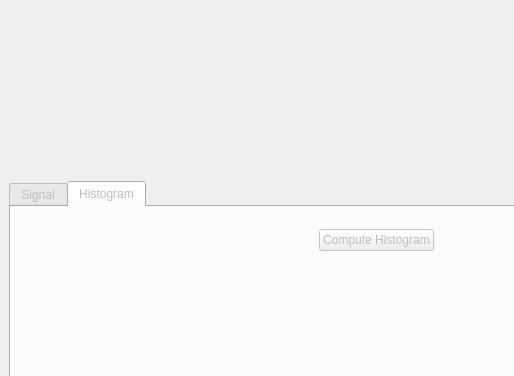
Before: the Qt Designer form ipiwolf/mainwindow.ui in vstebe/ipiwolf, drawn with Qt 5; both pictures show x 282 to 796 and y 0 to 376 of the 1059 by 616 pixel window.
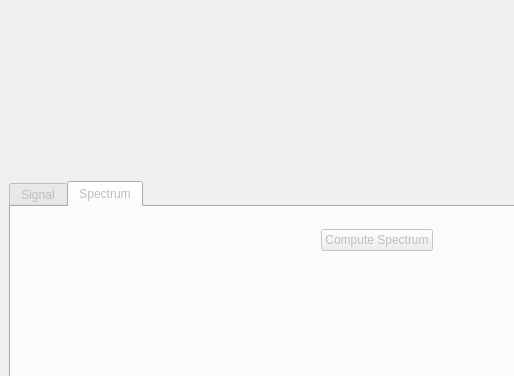
After: the same form once the commit is applied. Icons and pictures are not drawn. Custom widgets are drawn as their Qt base class.

Commit message: renommage spectrum

```diff
--- a/ipiwolf/mainwindow.ui
+++ b/ipiwolf/mainwindow.ui
@@ -395,7 +395,7 @@
             </widget>
             <widget class="QWidget" name="tab_3">
              <attribute name="title">
-              <string>Histogram</string>
+              <string>Spectrum</string>
              </attribute>
              <layout class="QVBoxLayout" name="verticalLayout_6">
               <item>
@@ -417,7 +417,7 @@
                  <item>
                   <widget class="QPushButton" name="btnProcessHistogram">
                    <property name="text">
-                    <string>Compute Histogram</string>
+                    <string>Compute Spectrum</string>
                    </property>
                   </widget>
                  </item>
```
Left out of the diff: 8 changed lines with no effect on the pictures. The commit also changes 10 other files.
